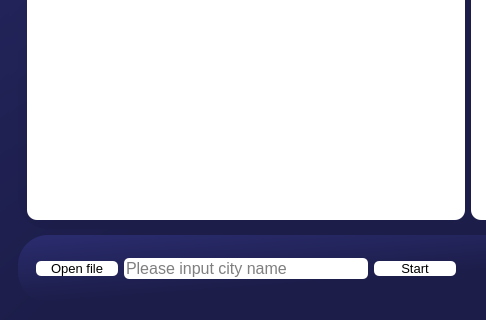
datphannguyenle/Visualizedata_TTPython, file offical/Gui_v3.ui: the form before one commit; both pictures show x 0 to 486 and y 498 to 818 of the 936 by 818 pixel window.
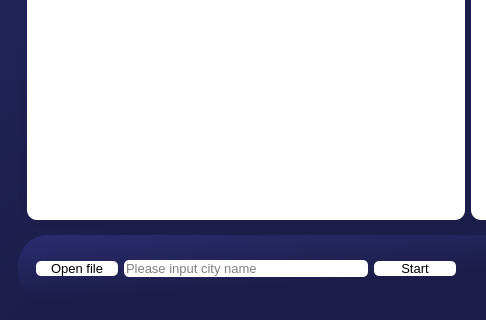
The form after the commit. Icons and pictures are not drawn.

Diff of the .ui file:
```diff
--- a/offical/Gui_v3.ui
+++ b/offical/Gui_v3.ui
@@ -283,7 +283,7 @@
               <widget class="QLineEdit" name="lineEdit">
                <property name="font">
                 <font>
-                 <pointsize>12</pointsize>
+                 <pointsize>10</pointsize>
                 </font>
                </property>
                <property name="styleSheet">
```
